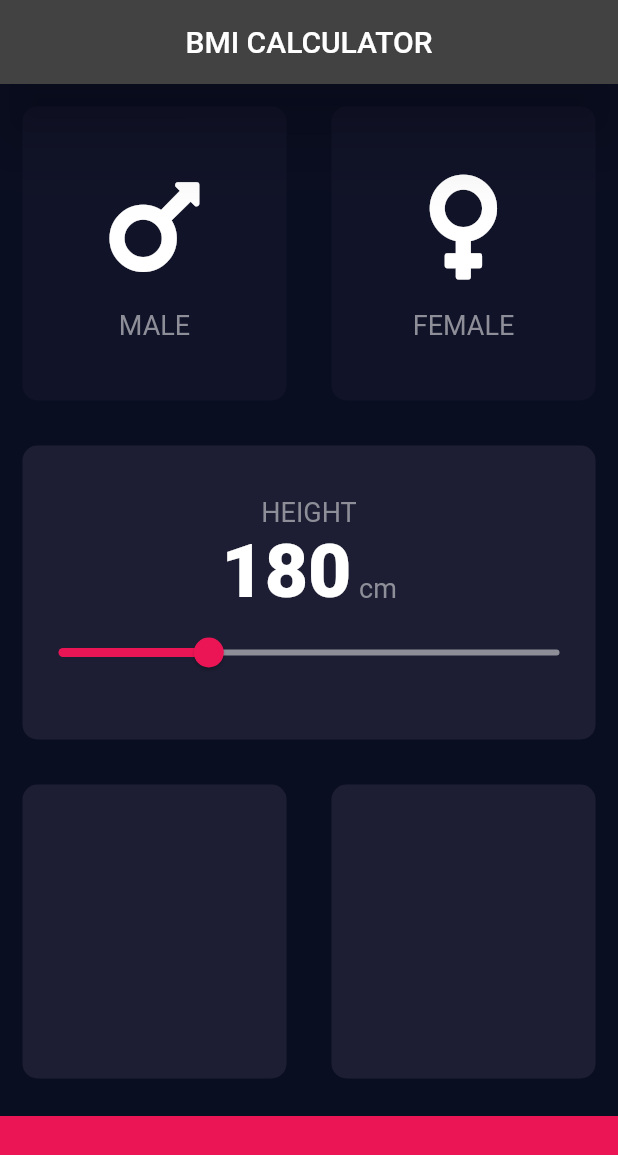
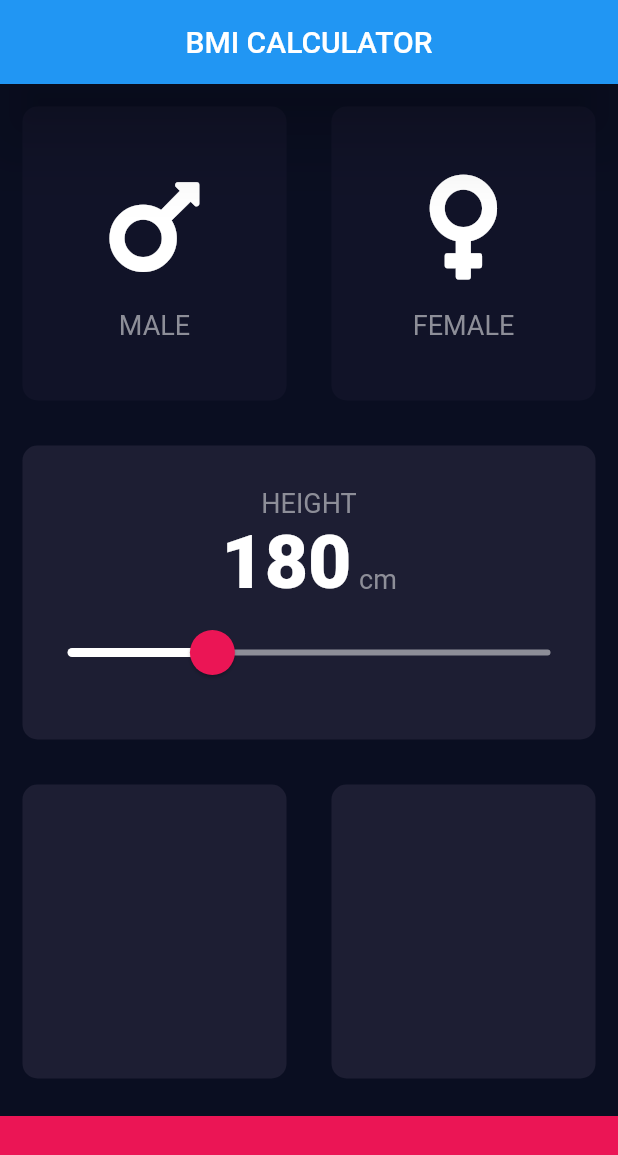
Before and after one commit to Maxondria/flutter-bmi-calculator-app, a Flutter app: the screen it shows after launch, on a phone screen of 412 x 824 dp. Shown: the top 1155 px of the screen. Run offline on Flutter 3.47's test engine with Material 2 defaults, Android fonts, the phone set to English and light mode, and no system bars; our stand-ins replace font_awesome_flutter.

Commit message:
theming the slider

```diff
--- a/lib/main.dart
+++ b/lib/main.dart
@@ -1,3 +1,4 @@
+import 'package:bmi_calculator/shared/constants.dart';
 import 'package:bmi_calculator/widgets/input_page_screen.dart';
 import 'package:flutter/material.dart';
 
@@ -12,7 +13,15 @@ class BMICalculator extends StatelessWidget {
       ),
       theme: ThemeData.dark().copyWith(
         primaryColor: Color(0xFF0A0E21),
-        appBarTheme: AppBarTheme(
+        sliderTheme: SliderTheme.of(context).copyWith(
+          thumbColor: kBOTTOM_CONTAINER_COLOR,
+          overlayColor: kSLIDER_THUMBOVERLAY_COLOR,
+          activeTrackColor: Colors.white,
+          inactiveTrackColor: kSLIDER_INACTIVE_COLOR,
+          thumbShape: RoundSliderThumbShape(enabledThumbRadius: 15.0),
+          overlayShape: RoundSliderOverlayShape(overlayRadius: 30.0),
+        ),
+        appBarTheme: AppBarTheme.of(context).copyWith(
           elevation: 20.0,
         ),
         scaffoldBackgroundColor: Color(0xFF0A0E21),
--- a/lib/shared/constants.dart
+++ b/lib/shared/constants.dart
@@ -11,6 +11,7 @@ const TextStyle kNUMBER_TEXTSTYLE = TextStyle(
 
 const double kBOTTOM_CONTAINER_HEIGHT = 80.0;
 const Color kBOTTOM_CONTAINER_COLOR = Color(0xFFEB1555);
+const Color kSLIDER_THUMBOVERLAY_COLOR = Color(0x29EB1555);
 const Color kSLIDER_INACTIVE_COLOR = Color(0xFF8D8E98);
 const Color kACTIVE_CARD_COLOR = Color(0xFF1D1E33);
 const Color kINACTIVE_CARD_COLOR = Color(0xFF111328);
--- a/lib/widgets/input_page_screen.dart
+++ b/lib/widgets/input_page_screen.dart
@@ -91,8 +91,6 @@ class _InputPageState extends State<InputPage> {
                     value: height.toDouble(),
                     min: 120,
                     max: 320,
-                    activeColor: kBOTTOM_CONTAINER_COLOR,
-                    inactiveColor: kSLIDER_INACTIVE_COLOR,
                     onChanged: (double newValue) => setState(() {
                       height = newValue.round();
                     }),
```
